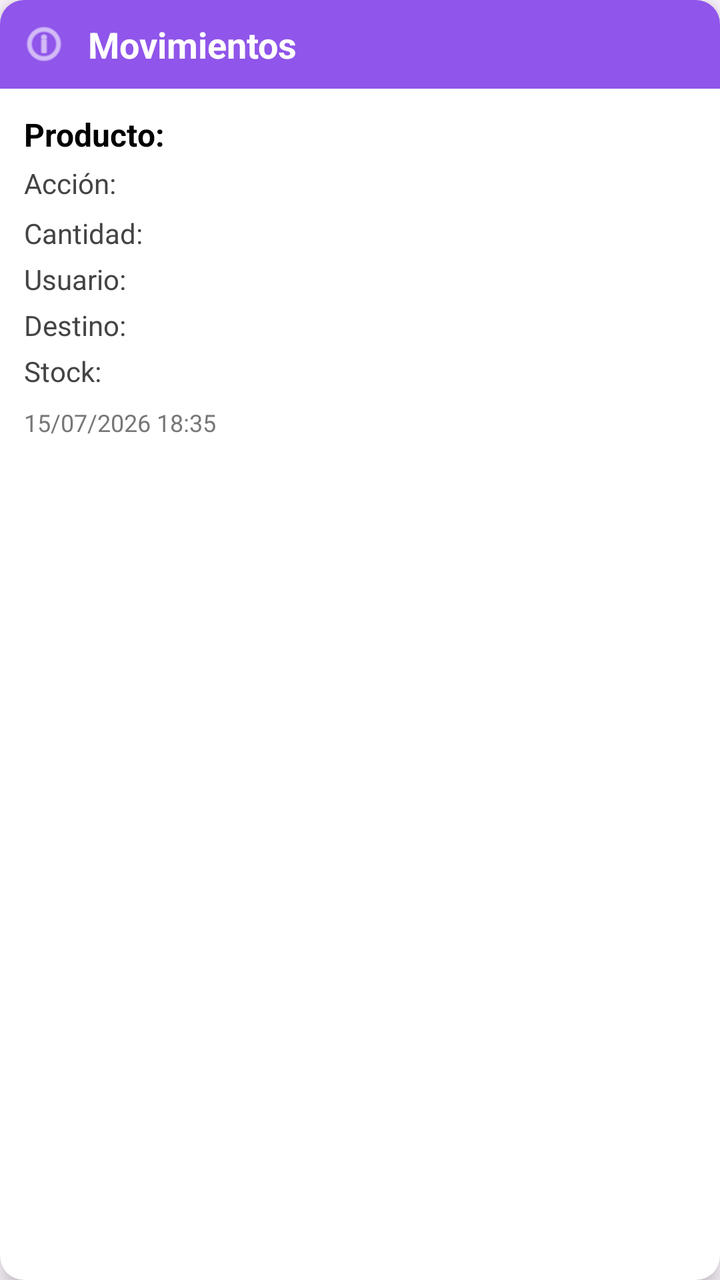
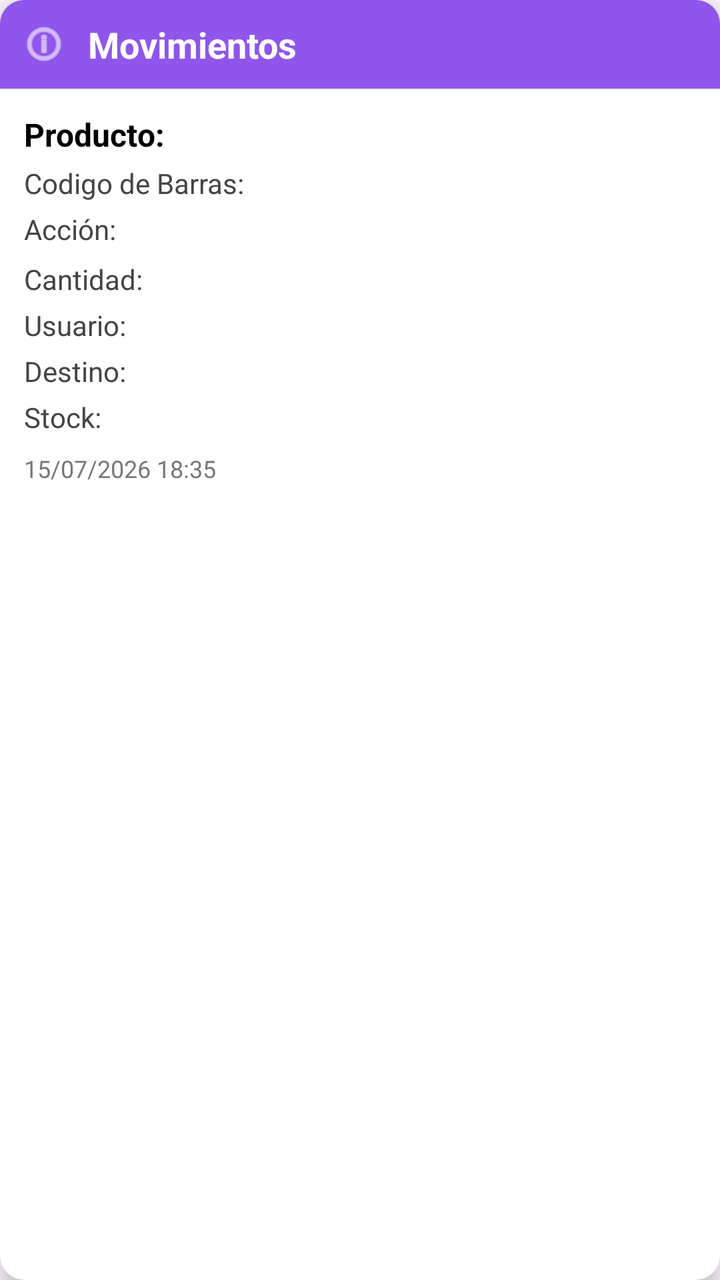

Compare the two renders of this Android layout. The source of the first and the diff that turns it into the second are given below.
<!-- AndroidManifest.xml: application theme Theme.ProyectoPrueba -->
<!-- res/layout/item_movimientos.xml -->
<?xml version="1.0" encoding="utf-8"?>
<androidx.cardview.widget.CardView xmlns:android="http://schemas.android.com/apk/res/android"
    xmlns:app="http://schemas.android.com/apk/res-auto"
    android:layout_width="match_parent"
    android:layout_height="wrap_content"
    android:layout_marginStart="10dp"
    android:layout_marginTop="8dp"
    android:layout_marginEnd="10dp"
    android:layout_marginBottom="8dp"
    app:cardBackgroundColor="#FFFFFF"
    app:cardCornerRadius="12dp"
    app:cardElevation="6dp">

    <LinearLayout
        android:layout_width="match_parent"
        android:layout_height="wrap_content"
        android:orientation="vertical">

        
        <LinearLayout
            android:id="@+id/layoutCabecera"
            android:layout_width="match_parent"
            android:layout_height="wrap_content"
            android:background="#9055EA"
            android:gravity="center_vertical"
            android:orientation="horizontal"
            android:padding="10dp">

            <ImageView
                android:id="@+id/imgTipo"
                android:layout_width="24dp"
                android:layout_height="24dp"
                android:src="@android:drawable/ic_menu_info_details"
                app:tint="#FFFFFF" />

            <TextView
                android:id="@+id/txtTipoMovimiento"
                android:layout_width="wrap_content"
                android:layout_height="wrap_content"
                android:layout_marginStart="10dp"
                android:text="Movimientos"
                android:textColor="#FFFFFF"
                android:textSize="18sp"
                android:textStyle="bold" />
        </LinearLayout>

        
        <LinearLayout
            android:layout_width="match_parent"
            android:layout_height="wrap_content"
            android:orientation="vertical"
            android:padding="12dp">

            <TextView
                android:id="@+id/txtProducto"
                android:layout_width="wrap_content"
                android:layout_height="wrap_content"
                android:text="Producto:"
                android:textColor="#000000"
                android:textSize="16sp"
                android:textStyle="bold" />

            <TextView
                android:id="@+id/txtAccion"
                android:layout_width="wrap_content"
                android:layout_height="wrap_content"
                android:layout_marginTop="4dp"
                android:text="Acción: "
                android:textColor="#444444" />

            <TextView
                android:id="@+id/txtCantidad"
                android:layout_width="wrap_content"
                android:layout_height="wrap_content"
                android:layout_marginTop="6dp"
                android:text="Cantidad: "
                android:textColor="#444444" />

            <TextView
                android:id="@+id/txtUsuario"
                android:layout_width="wrap_content"
                android:layout_height="wrap_content"
                android:layout_marginTop="4dp"
                android:text="Usuario: "
                android:textColor="#444444" />

            <TextView
                android:id="@+id/txtDestino"
                android:layout_width="wrap_content"
                android:layout_height="wrap_content"
                android:layout_marginTop="4dp"
                android:text="Destino: "
                android:textColor="#444444" />

            <TextView
                android:id="@+id/txtStock"
                android:layout_width="wrap_content"
                android:layout_height="wrap_content"
                android:layout_marginTop="4dp"
                android:text="Stock: "
                android:textColor="#444444" />

            <TextView
                android:id="@+id/txtFecha"
                android:layout_width="wrap_content"
                android:layout_height="wrap_content"
                android:layout_marginTop="8dp"
                android:text="15/07/2026 18:35"
                android:textColor="#777777"
                android:textSize="12sp" />

        </LinearLayout>
    </LinearLayout>
</androidx.cardview.widget.CardView>
<!-- resources referenced by this layout -->
<resources>
  <style name="Theme.ProyectoPrueba" parent="Base.Theme.ProyectoPrueba" />
  <style name="Base.Theme.ProyectoPrueba" parent="Theme.Material3.DayNight.NoActionBar">
          
          
      </style>
</resources>

<!-- the commit's change to res/layout/item_movimientos.xml (unified diff, before → after) -->
@@ -61,6 +61,14 @@
                 android:textStyle="bold" />
 
             <TextView
+                android:id="@+id/txtCodigoBarras"
+                android:layout_width="wrap_content"
+                android:layout_height="wrap_content"
+                android:layout_marginTop="4dp"
+                android:text="Codigo de Barras: "
+                android:textColor="#444444" />
+
+            <TextView
                 android:id="@+id/txtAccion"
                 android:layout_width="wrap_content"
                 android:layout_height="wrap_content"
